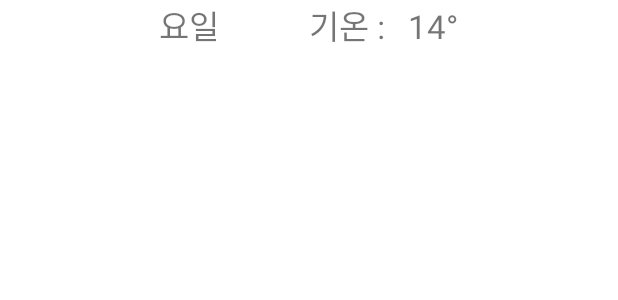
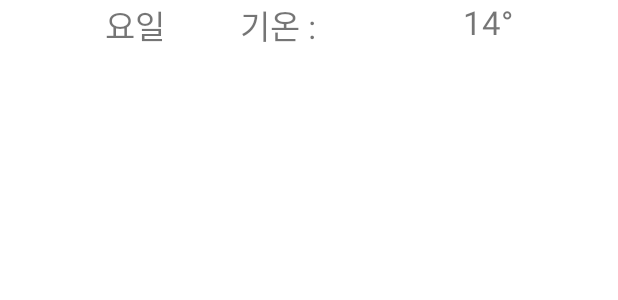
Before and after one commit to jjeansp9/WidgetWeather, an Android app: the layout item_recycler_weather_weekly.xml on its own in the app's theme, with its tools: preview values and no code run, on a phone screen of 412 x 824 dp. Shown: the top 300 px of the screen. Run offline under Robolectric (Android 15) with nearby library versions, the phone set to English and light mode, and no system bars.

```diff
--- a/app/src/main/res/layout/item_recycler_weather_weekly.xml
+++ b/app/src/main/res/layout/item_recycler_weather_weekly.xml
@@ -8,12 +8,12 @@
     <LinearLayout
         android:layout_width="wrap_content"
         android:layout_height="wrap_content"
-        android:orientation="horizontal"
-        android:layout_centerHorizontal="true">
+        android:orientation="horizontal">
         <TextView
             android:id="@+id/week"
             android:layout_width="wrap_content"
             android:layout_height="wrap_content"
+            android:layout_marginLeft="70dp"
             android:text="요일"
             android:textSize="22sp"/>
 
@@ -33,19 +33,20 @@
             android:layout_width="wrap_content"
             android:layout_height="wrap_content"
             android:textSize="22sp"
-            android:layout_marginLeft="60dp"
+            android:layout_marginLeft="50dp"
             android:layout_marginRight="10dp"
             android:text="기온 : "/>
-        <TextView
-            android:id="@+id/tmp_week"
-            android:layout_width="wrap_content"
-            android:layout_height="wrap_content"
-            android:text="14°"
-            android:textSize="22sp"
-            android:layout_alignParentRight="true"/>
 
 
     </LinearLayout>
+    <TextView
+        android:id="@+id/tmp_week"
+        android:layout_width="wrap_content"
+        android:layout_height="wrap_content"
+        android:text="14°"
+        android:textSize="22sp"
+        android:layout_marginRight="70dp"
+        android:layout_alignParentRight="true"/>
 
 
 </RelativeLayout>
```
Also changed, not shown: app/src/main/java/kr/co/widgetweather/activities/MainActivity.java (+33 -18 lines).
